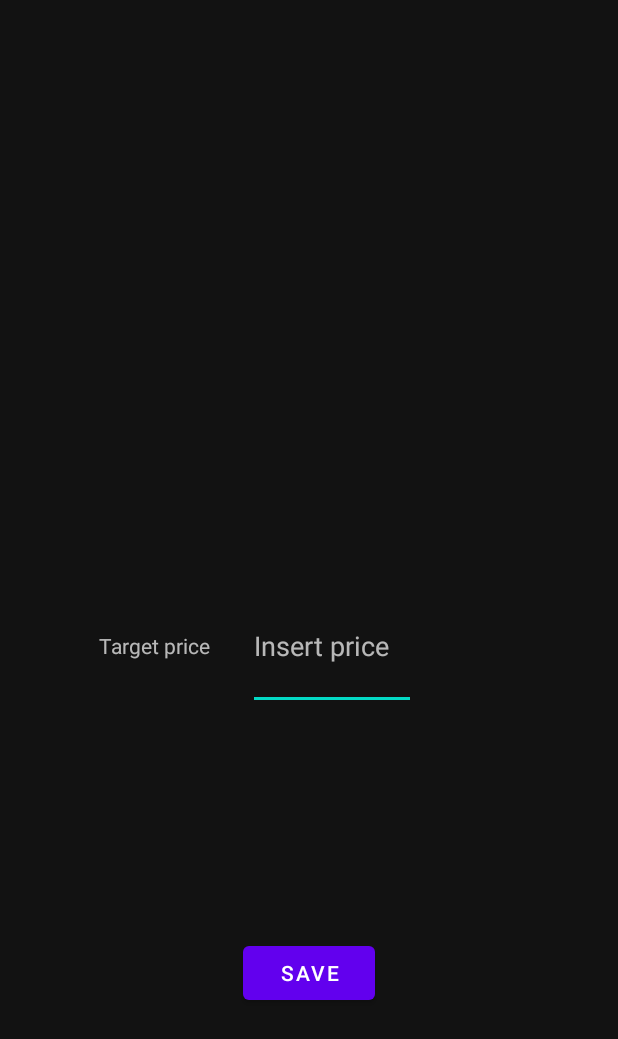
After one commit to FMAcostaCurbelo/CryoTechApp, an Android app: the layout activity_item_target.xml on its own in the app's theme, with its tools: preview values and no code run, on a phone screen of 412 x 824 dp. The commit adds this screen. Shown: the top 1039 px of the screen. Run offline under Robolectric (Android 15) with nearby library versions, the phone set to English and light mode, and no system bars; network calls fail.

Commit message:
ADDEDAD TARGETLAYOUT and database column

```diff
--- a/app/src/main/java/com/femaaccu/cryotechapp/CurrencyRVModal.java
+++ b/app/src/main/java/com/femaaccu/cryotechapp/CurrencyRVModal.java
@@ -46,6 +46,4 @@ public class CurrencyRVModal {
     public void setPrice(double price) {
         this.price = price;
     }
-
-
 }
--- a/app/src/main/java/com/femaaccu/cryotechapp/database/AppDataBase.java
+++ b/app/src/main/java/com/femaaccu/cryotechapp/database/AppDataBase.java
@@ -6,12 +6,13 @@ import androidx.room.Database;
 import androidx.room.Room;
 import androidx.room.RoomDatabase;
 
-@Database(entities = {Favorites.class}, version = 2, exportSchema = false)
-
+@Database(entities = {Favorites.class, Target.class}, version = 3, exportSchema = false)
 
 public abstract class AppDataBase extends RoomDatabase {
 
     public abstract FavoriteDAO favouriteDAO();
+    public abstract TargetDAO targetDAO();
+
     public static AppDataBase INSTANCE;
 
     public static AppDataBase getInstance(Context context){
--- a/app/src/main/java/com/femaaccu/cryotechapp/database/Favorites.java
+++ b/app/src/main/java/com/femaaccu/cryotechapp/database/Favorites.java
@@ -1,6 +1,5 @@
 package com.femaaccu.cryotechapp.database;
 
-import androidx.annotation.NonNull;
 import androidx.room.ColumnInfo;
 import androidx.room.Entity;
 import androidx.room.PrimaryKey;
--- /dev/null
+++ b/app/src/main/res/layout/activity_item_target.xml
@@ -0,0 +1,104 @@
+<?xml version="1.0" encoding="utf-8"?>
+<androidx.constraintlayout.widget.ConstraintLayout xmlns:android="http://schemas.android.com/apk/res/android"
+    xmlns:app="http://schemas.android.com/apk/res-auto"
+    xmlns:tools="http://schemas.android.com/tools"
+    android:layout_width="match_parent"
+    android:layout_height="match_parent"
+    tools:context=".ItemTarget">
+
+  <LinearLayout
+      android:id="@+id/linearLayouttargetprice"
+      android:layout_width="match_parent"
+      android:layout_height="85dp"
+      android:layout_marginHorizontal="40dp"
+      android:orientation="horizontal"
+      app:layout_constraintBottom_toTopOf="@+id/buttonSave"
+      app:layout_constraintEnd_toEndOf="@+id/linearLayoutbaseitem"
+      app:layout_constraintHorizontal_bias="0.5"
+      app:layout_constraintStart_toStartOf="@+id/linearLayoutbaseitem"
+      app:layout_constraintTop_toBottomOf="@+id/linearLayoutbaseitem"
+      app:layout_constraintVertical_bias="0.075">
+
+    <TextView
+        android:id="@+id/textViewTargetPriceLabel"
+        android:layout_width="85dp"
+        android:layout_height="match_parent"
+        android:layout_weight="1"
+        android:gravity="center"
+        android:text="Target price" />
+
+    <EditText
+        android:id="@+id/editTextTargetPriceInput"
+        android:layout_width="71dp"
+        android:hint="Insert price"
+        android:layout_height="match_parent"
+        android:layout_weight="1"
+        android:ems="10"
+        android:freezesText="false"
+        android:inputType="numberDecimal" />
+
+    <ImageView
+        android:id="@+id/imageViewArrow"
+        android:layout_width="13dp"
+        android:layout_height="25dp"
+        android:layout_gravity="center|right"
+        android:layout_weight="1"
+       />
+
+    <TextView
+        android:id="@+id/textViewChangePorcentage"
+        android:layout_width="wrap_content"
+        android:layout_height="match_parent"
+        android:layout_weight="1"
+        android:gravity="center" />
+  </LinearLayout>
+
+  <LinearLayout
+      android:id="@+id/linearLayoutbaseitem"
+      android:layout_width="match_parent"
+      android:layout_height="85dp"
+      android:layout_marginHorizontal="40dp"
+      app:layout_constraintBottom_toTopOf="@+id/linearLayouttargetprice"
+      app:layout_constraintEnd_toEndOf="parent"
+      app:layout_constraintHorizontal_bias="0.5"
+      app:layout_constraintStart_toStartOf="parent"
+      app:layout_constraintTop_toTopOf="parent"
+      app:layout_constraintVertical_bias="0.024">
+
+    <TextView
+        android:id="@+id/textViewTargetCurrencyName"
+        android:layout_width="0dp"
+        android:layout_height="match_parent"
+        android:layout_weight="1"
+        android:gravity="center" />
+
+    <ImageView
+        android:id="@+id/imageViewTargetCurrencyIcon"
+        android:layout_width="40dp"
+        android:layout_height="65dp"
+        android:layout_gravity="center"
+        android:layout_weight="1"
+        app:layout_constraintEnd_toEndOf="parent"
+        app:layout_constraintStart_toStartOf="parent"
+         />
+
+    <TextView
+        android:id="@+id/textViewTargetCurrencyPrice"
+        android:layout_width="0dp"
+        android:layout_height="match_parent"
+        android:layout_weight="1"
+        android:gravity="center" />
+  </LinearLayout>
+
+  <Button
+      android:id="@+id/buttonSave"
+      android:layout_width="wrap_content"
+      android:layout_height="wrap_content"
+      android:text="Save"
+      app:layout_constraintBottom_toBottomOf="parent"
+      app:layout_constraintEnd_toEndOf="parent"
+      app:layout_constraintHorizontal_bias="0.5"
+      app:layout_constraintStart_toStartOf="parent"
+      app:layout_constraintTop_toBottomOf="@+id/linearLayouttargetprice" />
+
+</androidx.constraintlayout.widget.ConstraintLayout>
--- a/app/src/main/res/layout/toolbar_main.xml
+++ b/app/src/main/res/layout/toolbar_main.xml
@@ -5,5 +5,4 @@
     android:background="@color/black_shade3"
     android:elevation="4dp"
     >
-
 </androidx.appcompat.widget.Toolbar>
```
Also changed, not shown: app/src/main/AndroidManifest.xml (+6 -3 lines), app/src/main/java/com/femaaccu/cryotechapp/CurrencyRVAdapter.java (+6 -4 lines), app/src/main/java/com/femaaccu/cryotechapp/ItemDetails.java (+61 -17 lines), app/src/main/java/com/femaaccu/cryotechapp/ItemTarget.java (added, +139 -0 lines), app/src/main/java/com/femaaccu/cryotechapp/database/Target.java (added, +60 -0 lines), app/src/main/java/com/femaaccu/cryotechapp/database/TargetDAO.java (added, +26 -0 lines), app/src/main/res/drawable-anydpi/alerts_icon.xml (added, +11 -0 lines), app/src/main/res/layout/activity_item_details.xml (+83 -12 lines), app/src/main/res/drawable-hdpi/alerts_icon.png (added), app/src/main/res/drawable-mdpi/alerts_icon.png (added), app/src/main/res/drawable-xhdpi/alerts_icon.png (added), app/src/main/res/drawable-xxhdpi/alerts_icon.png (added).
